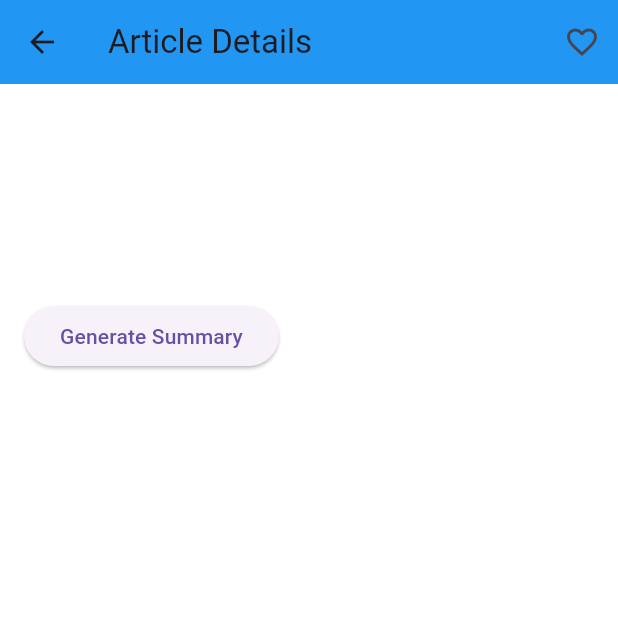
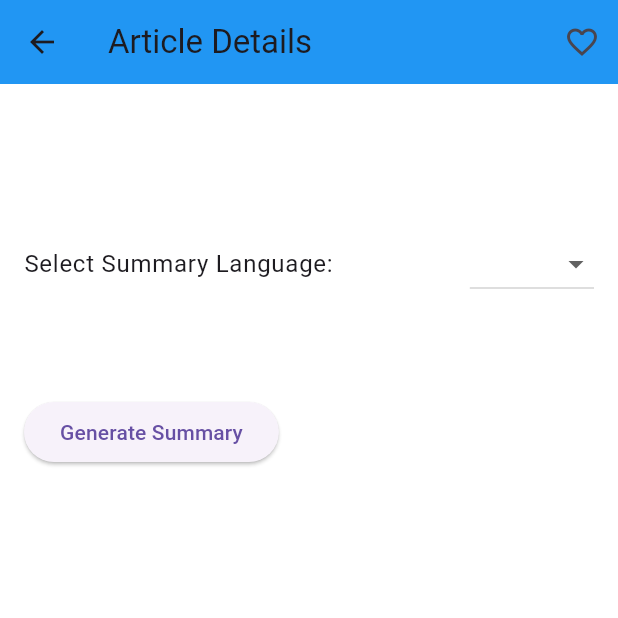
Before and after one commit to HussienElbatran/ai_news_summarizer, a Flutter app: the ArticleDetailScreen screen opened directly with empty values, on a phone screen of 412 x 824 dp, the top half of it. Run offline on Flutter 3.47's test engine with Material 3 defaults, Android fonts, the light colour scheme and no system bars; our stand-ins replace google_generative_ai, hive, hive_flutter; accounts and stored records are empty; network calls fail.

Commit message:
Initial commit: Create Flutter project

```diff
--- a/lib/constants.dart
+++ b/lib/constants.dart
@@ -1,3 +1 @@
-// lib/constants.dart
-
 const String GEMINI_API_KEY = 'AIzaSyDL2nQUWL5jQgp9Kwo2oHtHmm-fV7574oM';
--- a/lib/models/article.dart
+++ b/lib/models/article.dart
@@ -1,6 +1,7 @@
 // lib/models/article.dart
 
 import 'package:hive/hive.dart';
+import 'package:intl/intl.dart';
 
 part 'article.g.dart';
 
@@ -25,7 +26,7 @@ class Article extends HiveObject {
   String? summary;
 
   @HiveField(6)
-  final String category; // New field added
+  final String category;
 
   Article({
     required this.title,
@@ -34,7 +35,7 @@ class Article extends HiveObject {
     required this.imageUrl,
     required this.publishedAt,
     this.summary,
-    required this.category, // Initialize the new field
+    required this.category,
   });
 
   /// Factory method to create an Article from JSON data
@@ -45,7 +46,27 @@ class Article extends HiveObject {
       url: json['url'] ?? '',
       imageUrl: json['urlToImage'] ?? '',
       publishedAt: json['publishedAt'] ?? '',
-      category: category, // Assign the category
+      category: category,
     );
   }
+
+  /// Returns the time since the article was published in a readable format
+  String get timeSincePublished {
+    final date = DateTime.tryParse(publishedAt)?.toLocal();
+    if (date == null) return '';
+    final now = DateTime.now();
+    final difference = now.difference(date);
+
+    if (difference.inSeconds < 60) {
+      return '${difference.inSeconds} seconds ago';
+    } else if (difference.inMinutes < 60) {
+      return '${difference.inMinutes} minutes ago';
+    } else if (difference.inHours < 24) {
+      return '${difference.inHours} hours ago';
+    } else if (difference.inDays < 7) {
+      return '${difference.inDays} days ago';
+    } else {
+      return DateFormat.yMMMd().format(date);
+    }
+  }
 }
--- a/lib/screens/article_detail_screen.dart
+++ b/lib/screens/article_detail_screen.dart
@@ -9,8 +9,9 @@ import '../services/gemini_service.dart'; // Import the GeminiService
 
 class ArticleDetailScreen extends StatefulWidget {
   final Article article;
+  final String selectedLanguage; // Add the selected language
 
-  const ArticleDetailScreen({Key? key, required this.article}) : super(key: key);
+  const ArticleDetailScreen({Key? key, required this.article, required this.selectedLanguage}) : super(key: key);
 
   @override
   _ArticleDetailScreenState createState() => _ArticleDetailScreenState();
@@ -18,6 +19,20 @@ class ArticleDetailScreen extends StatefulWidget {
 
 class _ArticleDetailScreenState extends State<ArticleDetailScreen> {
   bool _isSummarizing = false;
+  String _currentLanguage = ''; // Track the currently selected language
+  final List<Map<String, String>> _languages = [
+    {'code': 'en', 'name': 'English'},
+    {'code': 'ar', 'name': 'Arabic'},
+    {'code': 'fr', 'name': 'French'},
+    {'code': 'es', 'name': 'Spanish'},
+    {'code': 'zh', 'name': 'Chinese'},
+  ];
+
+  @override
+  void initState() {
+    super.initState();
+    _currentLanguage = widget.selectedLanguage; // Initialize with the language passed from the previous screen
+  }
 
   @override
   Widget build(BuildContext context) {
@@ -50,6 +65,13 @@ class _ArticleDetailScreenState extends State<ArticleDetailScreen> {
         child: Column(
           crossAxisAlignment: CrossAxisAlignment.start,
           children: [
+            // Article Image
+            if (widget.article.imageUrl.isNotEmpty)
+              Image.network(
+                widget.article.imageUrl,
+                fit: BoxFit.cover,
+              ),
+            SizedBox(height: 16),
             // Article Title
             Text(
               widget.article.title,
@@ -58,16 +80,12 @@ class _ArticleDetailScreenState extends State<ArticleDetailScreen> {
             SizedBox(height: 8),
             // Publication Date
             Text(
-              widget.article.publishedAt,
+              widget.article.timeSincePublished,
               style: theme.textTheme.bodySmall,
             ),
             SizedBox(height: 16),
-            // Article Image
-            if (widget.article.imageUrl.isNotEmpty)
-              Image.network(
-                widget.article.imageUrl,
-                fit: BoxFit.cover,
-              ),
+            // Language Selection Dropdown
+            _buildLanguageDropdown(),
             SizedBox(height: 16),
             // Article Description
             Text(
@@ -76,14 +94,43 @@ class _ArticleDetailScreenState extends State<ArticleDetailScreen> {
             ),
             SizedBox(height: 24),
             // Summary Section or Generate Summary Button
-            if (widget.article.summary != null &&
-                widget.article.summary!.isNotEmpty)
+            if (widget.article.summary != null && widget.article.summary!.isNotEmpty)
               _buildSummarySection(widget.article.summary!, isDarkMode)
             else
               _buildSummarizeButton(),
           ],
         ),
       ),
+    );
+  }
+
+  /// Builds the Language Selection Dropdown
+  Widget _buildLanguageDropdown() {
+    return Row(
+      mainAxisAlignment: MainAxisAlignment.spaceBetween,
+      children: [
+        Text(
+          'Select Summary Language:',
+          style: Theme.of(context).textTheme.bodyLarge,
+        ),
+        DropdownButton<String>(
+          value: _currentLanguage,
+          onChanged: (String? newLanguage) {
+            if (newLanguage != null && newLanguage != _currentLanguage) {
+              setState(() {
+                _currentLanguage = newLanguage;
+                widget.article.summary = null; // Clear existing summary
+              });
+            }
+          },
+          items: _languages.map((lang) {
+            return DropdownMenuItem<String>(
+              value: lang['code'],
+              child: Text(lang['name']!),
+            );
+          }).toList(),
+        ),
+      ],
     );
   }
 
@@ -102,14 +149,18 @@ class _ArticleDetailScreenState extends State<ArticleDetailScreen> {
           padding: EdgeInsets.all(10),
           decoration: BoxDecoration(
             color: isDarkMode ? Colors.grey[800] : Colors.grey[200],
-            border: Border.all(
-                color: isDarkMode ? Colors.grey[700]! : Colors.grey),
+            border: Border.all(color: isDarkMode ? Colors.grey[700]! : Colors.grey),
             borderRadius: BorderRadius.circular(5),
           ),
           child: Text(
             summary,
             style: TextStyle(fontSize: 14),
           ),
+        ),
+        SizedBox(height: 16),
+        ElevatedButton(
+          onPressed: () => _summarizeArticle(), // Re-summarize in selected language
+          child: Text('summarize in ${_languages.firstWhere((lang) => lang['code'] == _currentLanguage)['name']}'),
         ),
       ],
     );
@@ -140,15 +191,13 @@ class _ArticleDetailScreenState extends State<ArticleDetailScreen> {
 
     try {
       // Access GeminiService via Provider
-      final geminiService =
-      Provider.of<GeminiService>(context, listen: false);
+      final geminiService = Provider.of<GeminiService>(context, listen: false);
 
       // Define a prompt for summarization using the article's description
-      final prompt =
-          'Summarize the following article:\n\n${widget.article.description}';
+      final prompt = 'Summarize the following article:\n\n${widget.article.description}';
 
-      // Generate summary using GeminiService
-      final summary = await geminiService.generateContent(prompt);
+      // Generate summary using GeminiService in the selected language
+      final summary = await geminiService.generateContent(prompt, _currentLanguage);
 
       setState(() {
         widget.article.summary = summary;
--- a/lib/screens/favorites_screen.dart
+++ b/lib/screens/favorites_screen.dart
@@ -1,10 +1,9 @@
-// lib/screens/favorites_screen.dart
-
 import 'package:flutter/material.dart';
 import 'package:provider/provider.dart';
 import '../models/article.dart';
 import '../services/favorites_service.dart';
 import 'article_detail_screen.dart';
+import 'package:hive/hive.dart';  // Add this import to retrieve the selected language
 
 class FavoritesScreen extends StatelessWidget {
   const FavoritesScreen({Key? key}) : super(key: key);
@@ -14,6 +13,9 @@ class FavoritesScreen extends StatelessWidget {
     return Consumer<FavoritesService>(
       builder: (context, favoritesService, child) {
         final favorites = favoritesService.getFavorites();
+
+        // Retrieve the selected language from Hive (or from a provider, if you're using one)
+        final selectedLanguage = Hive.box('preferences').get('language', defaultValue: 'en');
 
         return Scaffold(
           appBar: AppBar(
@@ -57,8 +59,10 @@ class FavoritesScreen extends StatelessWidget {
                   await Navigator.push(
                     context,
                     MaterialPageRoute(
-                      builder: (context) =>
-                          ArticleDetailScreen(article: article),
+                      builder: (context) => ArticleDetailScreen(
+                        article: article,
+                        selectedLanguage: selectedLanguage, // Pass the selected language here
+                      ),
                     ),
                   );
                   // No need to reload favorites; Consumer will rebuild when favorites change
--- a/lib/services/gemini_service.dart
+++ b/lib/services/gemini_service.dart
@@ -14,18 +14,18 @@ class GeminiService with ChangeNotifier {
     apiKey: 'AIzaSyDL2nQUWL5jQgp9Kwo2oHtHmm-fV7574oM', // Add the same API key here
   );
 
-  /// Generates a summary based on the provided prompt.
+  /// Generates a summary based on the provided prompt and language.
   ///
   /// [prompt] - The text or URL of the news article to summarize.
+  /// [language] - The language in which the summary should be generated (e.g., 'en' for English).
   ///
   /// Returns a [String] containing the summary or an error message.
-  Future<String> generateContent(String prompt) async {
+  Future<String> generateContent(String prompt, String language) async {
     if (_apiKey.isEmpty) {
       throw Exception('API key is not set.');
     }
 
-    final systemInstructions =
-        'You are an AI assistant specialized in summarizing news articles. Provide concise, accurate, and neutral summaries without personal opinions.\n\n';
+    final systemInstructions = 'You are an AI assistant. Provide concise, accurate, and neutral summaries in $language without personal opinions.\n\n';
 
     final combinedPrompt = systemInstructions + prompt;
 
```
Also changed, not shown: lib/main.dart (+9 -16 lines), lib/screens/home_screen.dart (+96 -50 lines), lib/screens/settings_screen.dart (+43 -2 lines), lib/screens/splash_screen.dart (added, +69 -0 lines), lib/services/favorites_service.dart (+9 -34 lines), lib/services/news_service.dart (+24 -42 lines), lib/services/user_service.dart (+98 -10 lines), pubspec.yaml (+25 -0 lines), assets/icon/app_icon.png (added), assets/logo.png (added), assets/splash.png (added), pubspec.lock, 65 other files.
